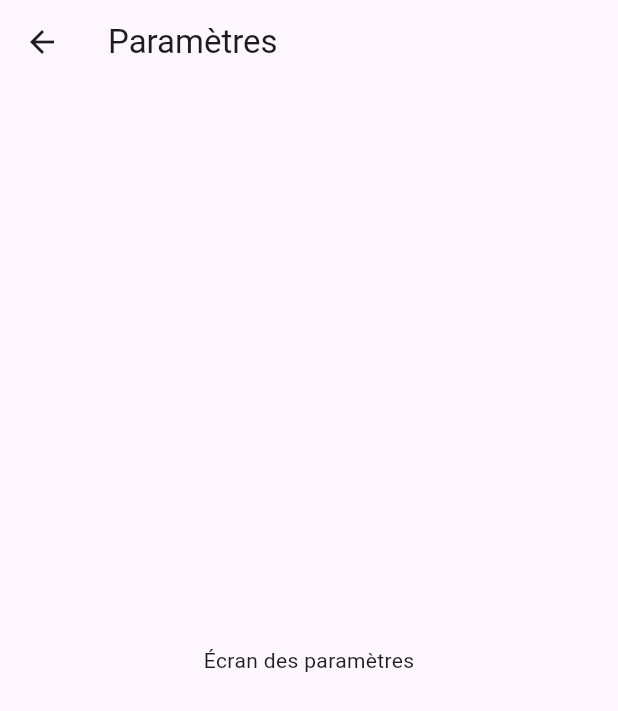
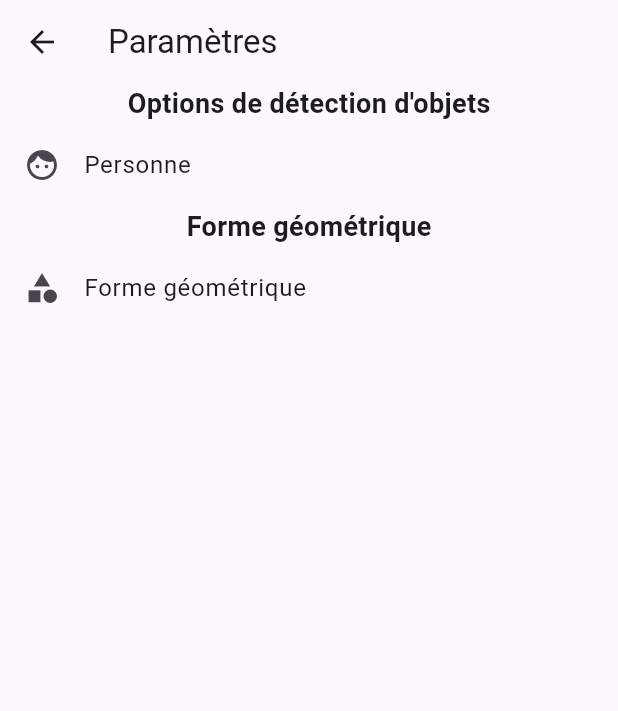
Before and after one commit to Zyphorah/YoloBot-Explorer, a Flutter app: the SettingsScreen screen opened directly, on a phone screen of 412 x 824 dp. Shown: the top 711 px of the screen. Run offline on Flutter 3.47's test engine with Material 3 defaults, Android fonts, the phone set to English and light mode, and no system bars; our stand-ins replace flutter_blue_plus.

Commit message:
Programmation des settings

```diff
--- a/mobile_app/lib/screens/manual_command.dart
+++ b/mobile_app/lib/screens/manual_command.dart
@@ -1,7 +1,7 @@
 import 'package:flutter/material.dart';
-import '../widget/Button/action_button.dart';
-import '../widget/Button/left_right_up_down_direction.dart';
-import '../widget/Button/stop.dart';
+import '../widget/button/action_button.dart';
+import '../widget/button/left_right_up_down_direction.dart';
+import '../widget/button/stop.dart';
 
 class ManualCommand extends StatefulWidget {
   const ManualCommand({super.key});
--- /dev/null
+++ b/mobile_app/lib/screens/settings/settings.dart
@@ -0,0 +1,68 @@
+import 'package:flutter/material.dart';
+import '../../widget/Settings/settings_option.dart';
+import 'enfants/forme_geometrique.dart';
+
+class SettingsScreen extends StatefulWidget {
+  const SettingsScreen({super.key});
+
+  @override
+  State<SettingsScreen> createState() => _SettingsScreenState();
+}
+
+class _SettingsScreenState extends State<SettingsScreen> {
+  String? selectedOption;
+
+  @override
+  Widget build(BuildContext context) {
+    return Scaffold(
+      appBar: AppBar(
+        title: const Text('Paramètres'),
+      ),
+      body:
+        Column(
+          mainAxisSize: MainAxisSize.min,
+          children: [
+            const Text(
+              'Options de détection d\'objets',
+              style: TextStyle(
+                fontSize: 18,
+                fontWeight: FontWeight.bold,
+              ),
+            ),
+            SettingsOption(
+              title: 'Personne',
+              icon: Icons.face,
+              isSelected: selectedOption == 'Personne',
+              onTap: () {
+                setState(() {
+                  selectedOption = 'Personne';
+                });
+              },
+            ),
+            const Text('Forme géométrique',
+              style: TextStyle(
+                fontSize: 18,
+                fontWeight: FontWeight.bold,
+              ),
+            ),
+
+            SettingsOption(
+              title: 'Forme géométrique',
+              icon: Icons.category,
+              isSelected: selectedOption == 'Forme géométrique',
+              onTap: () {
+                setState(() {
+                  Navigator.push(
+                    context,
+                    MaterialPageRoute(
+                      builder: (context) => const FormeGeometrique(),
+                    ),
+                  );
+                });
+              },
+            ),
+          ],
+        ),
+    );
+  }
+}
--- a/mobile_app/lib/widget/Menu/menu_build_content/enfants/menu_buildlistItems.dart
+++ b/mobile_app/lib/widget/menu/menu_build_content/enfants/menu_build_list_items.dart
@@ -2,7 +2,7 @@ import 'package:flutter/material.dart';
 import '../../../../screens/scan_screen.dart';
 import '../../../../screens/voice_command.dart';
 import '../../../../screens/return_to_state.dart';
-import '../../../../screens/settings.dart';
+import '../../../../screens/Settings/settings.dart';
 
 class MenuBuildListItems extends StatelessWidget {
   final AnimationController staggeredController;
--- a/mobile_app/lib/screens/settings.dart
+++ b/mobile_app/lib/widget/settings/settings_option.dart
@@ -1,29 +1,15 @@
 import 'package:flutter/material.dart';
-
-class SettingsScreen extends StatelessWidget {
-  const SettingsScreen({super.key});
-
-  @override
-  Widget build(BuildContext context) {
-    return Scaffold(
-      appBar: AppBar(
-        title: const Text('Paramètres'),
-      ),
-      body: const Center(
-        child: Text('Écran des paramètres'),
-      ),
-    );
-  }
-}
 
 class SettingsOption extends StatelessWidget {
   final String title;
   final IconData icon;
+  final bool isSelected;
   final VoidCallback onTap;
 
   const SettingsOption({
     required this.title,
     required this.icon,
+    required this.isSelected,
     required this.onTap,
     super.key,
   });
@@ -33,7 +19,7 @@ class SettingsOption extends StatelessWidget {
     return ListTile(
       leading: Icon(icon),
       title: Text(title),
-      trailing: const Icon(Icons.arrow_forward_ios),
+      trailing: isSelected ? const Icon(Icons.check_rounded) : null,
       onTap: onTap,
     );
   }
```
Also changed, not shown: mobile_app/lib/screens/settings/enfants/forme_geometrique.dart (added, +101 -0 lines), mobile_app/lib/widget/button/action_button.dart (renamed from mobile_app/lib/widget/Button/action_button.dart), mobile_app/lib/widget/button/directional_button.dart (renamed from mobile_app/lib/widget/Button/directional_button.dart), mobile_app/lib/widget/button/left_right_up_down_direction.dart (renamed from mobile_app/lib/widget/Button/left_right_up_down_direction.dart), mobile_app/lib/widget/button/stop.dart (renamed from mobile_app/lib/widget/Button/stop.dart), mobile_app/lib/widget/menu/logiques/drawer_controller_helper.dart (renamed from mobile_app/lib/widget/Menu/logiques/drawer_controller_helper.dart), mobile_app/lib/widget/menu/menu.dart (renamed from mobile_app/lib/widget/Menu/menu.dart), mobile_app/lib/widget/menu/menu_app_bar.dart (renamed from mobile_app/lib/widget/Menu/menu_app_bar.dart), mobile_app/lib/widget/menu/menu_build_content/menu_build_content.dart (renamed from mobile_app/lib/widget/Menu/menu_build_content/menu_build_content.dart), mobile_app/lib/widget/menu/menu_build_content/menu_logo.dart (renamed from mobile_app/lib/widget/Menu/menu_build_content/menu_logo.dart), mobile_app/lib/widget/menu/menu_build_drawer.dart (renamed from mobile_app/lib/widget/Menu/menu_build_drawer.dart).
